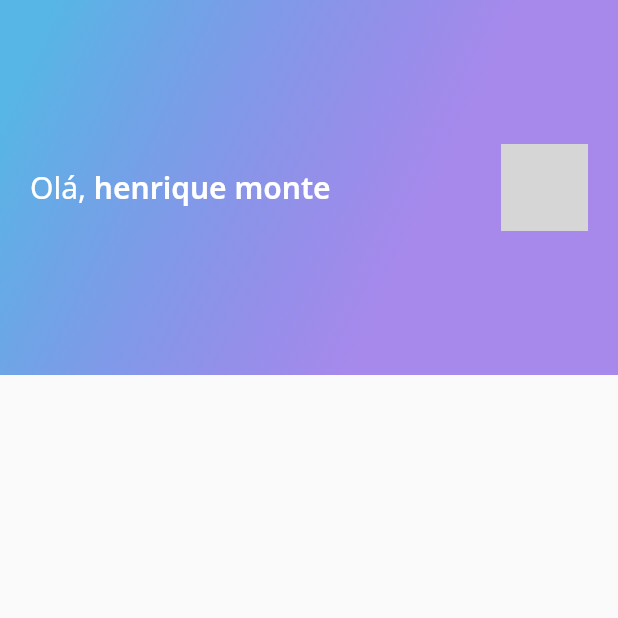
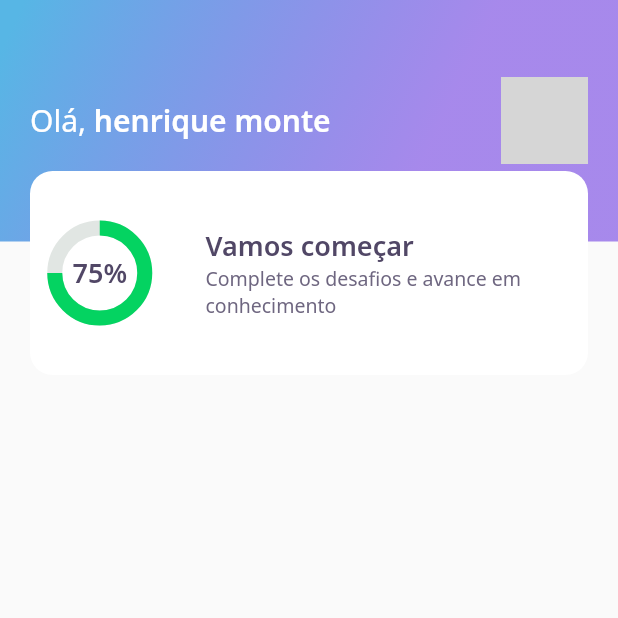
Before and after one commit to ohenriquemonte/devquiz-nlw5-rktst, a Flutter app: the screen it shows after launch, on a phone screen of 412 x 824 dp, the top half of it. Run offline on Flutter 3.47's test engine with Material 2 defaults, Android fonts, the phone set to English and light mode, and no system bars; our stand-ins replace google_fonts; network calls fail; grey boxes are pictures that could not be loaded.

Commit message:
Aula 01 Completa

```diff
--- a/lib/home/widgets/appbar/app_bar_widget.dart
+++ b/lib/home/widgets/appbar/app_bar_widget.dart
@@ -1,5 +1,6 @@
 import 'package:DevQuiz/core/app_gradients.dart';
 import 'package:DevQuiz/core/app_text_styles.dart';
+import 'package:DevQuiz/home/widgets/score_card/score_card_widget.dart';
 import 'package:flutter/material.dart';
 
 class AppBarWidget extends PreferredSize {
@@ -8,9 +9,13 @@ class AppBarWidget extends PreferredSize {
           preferredSize: Size.fromHeight(250),
           child: Container(
             height: 250,
+            child: Stack(
+              children: [
+                Container(
+                  height: 161,
+                  padding: const EdgeInsets.symmetric(horizontal: 20),
+                  width: double.maxFinite,
                   decoration: BoxDecoration(gradient: AppGradients.linear),
-            child: Padding(
-              padding: const EdgeInsets.symmetric(horizontal: 20),
                   child: Row(
                     mainAxisAlignment: MainAxisAlignment.spaceBetween,
                     children: [
@@ -49,6 +54,12 @@ class AppBarWidget extends PreferredSize {
                     ],
                   ),
                 ),
+                Align(
+                  alignment: Alignment(0.0, 1.0),
+                  child: ScoreCardWidget(),
+                ),
+              ],
+            ),
           ),
         );
 }
--- /dev/null
+++ b/lib/home/widgets/chart/chart_widget.dart
@@ -0,0 +1,38 @@
+import 'package:DevQuiz/core/core.dart';
+import 'package:flutter/material.dart';
+
+class ChartWidget extends StatelessWidget {
+  const ChartWidget({Key? key}) : super(key: key);
+
+  @override
+  Widget build(BuildContext context) {
+    return Container(
+      height: 60,
+      width: 60,
+      child: Stack(
+        children: [
+          Center(
+            child: Container(
+              height: 60,
+              width: 60,
+              child: CircularProgressIndicator(
+                strokeWidth: 10,
+                value: .75,
+                backgroundColor: AppColors.chartSecondary,
+                valueColor: AlwaysStoppedAnimation<Color>(
+                  AppColors.chartPrimary,
+                ),
+              ),
+            ),
+          ),
+          Center(
+            child: Text(
+              '75%',
+              style: AppTextStyles.heading,
+            ),
+          )
+        ],
+      ),
+    );
+  }
+}
--- /dev/null
+++ b/lib/home/widgets/score_card/score_card_widget.dart
@@ -0,0 +1,42 @@
+import 'package:DevQuiz/home/widgets/chart/chart_widget.dart';
+import 'package:flutter/material.dart';
+import 'package:DevQuiz/core/core.dart';
+
+class ScoreCardWidget extends StatelessWidget {
+  const ScoreCardWidget({Key? key}) : super(key: key);
+
+  @override
+  Widget build(BuildContext context) {
+    return Padding(
+      padding: const EdgeInsets.only(left: 20, right: 20),
+      child: Container(
+        height: 136,
+        decoration: BoxDecoration(
+            color: AppColors.white, borderRadius: BorderRadius.circular(15)),
+        child: Row(
+          crossAxisAlignment: CrossAxisAlignment.center,
+          children: [
+            Expanded(flex: 1, child: ChartWidget()),
+            Expanded(
+              flex: 3,
+              child: Padding(
+                padding: const EdgeInsets.only(left: 24),
+                child: Column(
+                  mainAxisAlignment: MainAxisAlignment.center,
+                  crossAxisAlignment: CrossAxisAlignment.start,
+                  children: [
+                    Text('Vamos começar ', style: AppTextStyles.heading),
+                    Text(
+                      'Complete os desafios e avance em conhecimento',
+                      style: AppTextStyles.body,
+                    ),
+                  ],
+                ),
+              ),
+            ),
+          ],
+        ),
+      ),
+    );
+  }
+}
```
Lines whose indentation alone changed are shown as unchanged.
